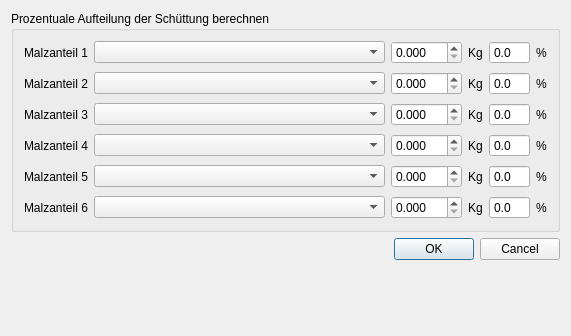
First picture: the form in source/ui/ber_schuettung.ui, repository Gremmel/kleiner-brauhelfer, before the edit.
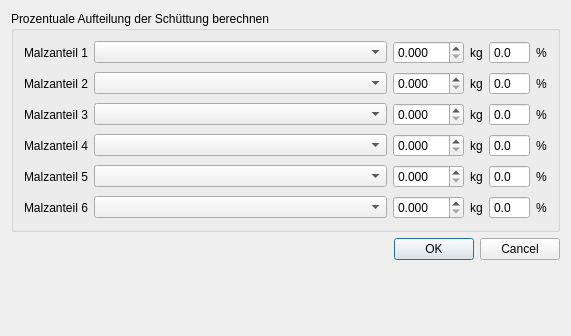
Second picture: the form after the edit.

The edit to the form file:
```diff
--- a/source/ui/ber_schuettung.ui
+++ b/source/ui/ber_schuettung.ui
@@ -71,7 +71,7 @@
          <item>
           <widget class="QLabel" name="label">
            <property name="text">
-            <string>Kg</string>
+            <string>kg</string>
            </property>
           </widget>
          </item>
@@ -149,7 +149,7 @@
          <item>
           <widget class="QLabel" name="label_3">
            <property name="text">
-            <string>Kg</string>
+            <string>kg</string>
            </property>
           </widget>
          </item>
@@ -227,7 +227,7 @@
          <item>
           <widget class="QLabel" name="label_5">
            <property name="text">
-            <string>Kg</string>
+            <string>kg</string>
            </property>
           </widget>
          </item>
@@ -305,7 +305,7 @@
          <item>
           <widget class="QLabel" name="label_7">
            <property name="text">
-            <string>Kg</string>
+            <string>kg</string>
            </property>
           </widget>
          </item>
@@ -383,7 +383,7 @@
          <item>
           <widget class="QLabel" name="label_9">
            <property name="text">
-            <string>Kg</string>
+            <string>kg</string>
            </property>
           </widget>
          </item>
@@ -461,7 +461,7 @@
          <item>
           <widget class="QLabel" name="label_11">
            <property name="text">
-            <string>Kg</string>
+            <string>kg</string>
            </property>
           </widget>
          </item>
```
